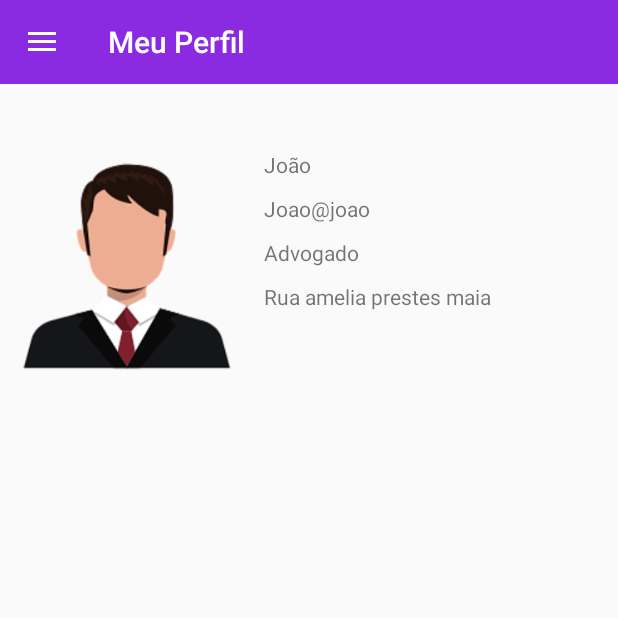
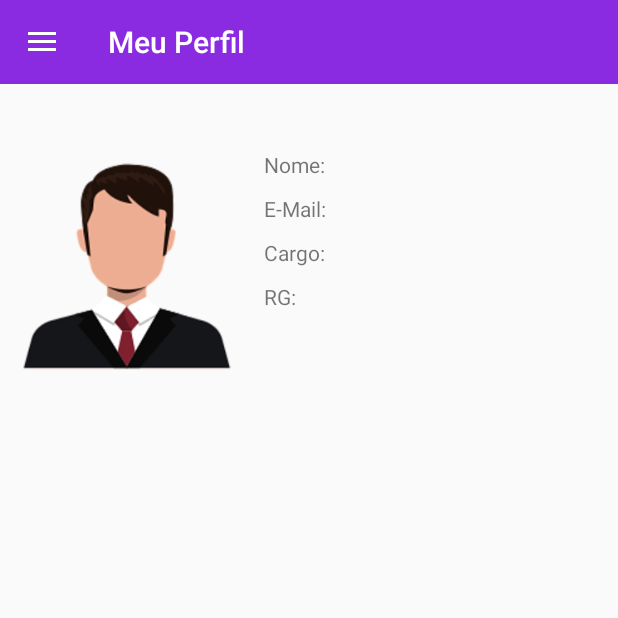
Before and after one commit to hsiq/OPE-KNOX-Mobile, an Android app: the Perfil screen opened directly, with no data from a screen before it, on a phone screen of 412 x 824 dp, the top half of it. Run offline under Robolectric (Android 15) with nearby library versions, the phone set to English and light mode, and no system bars; network calls fail.

Commit message:
arrumando perfil

```diff
--- a/app/src/main/java/com/aula/knoxope/ClienteActivity.kt
+++ b/app/src/main/java/com/aula/knoxope/ClienteActivity.kt
@@ -39,12 +39,7 @@ class ClienteActivity : AppCompatActivity() {
 
 
 
-        Picasso.with(this).load(disciplina?.foto).fit().into(imagemDisciplina,
-            object: com.squareup.picasso.Callback{
-                override fun onSuccess() {}
 
-                override fun onError() { }
-            })
     }
     override fun onOptionsItemSelected(item: MenuItem?): Boolean {
         // id do item clicado
--- a/app/src/main/java/com/aula/knoxope/Disciplina.kt
+++ b/app/src/main/java/com/aula/knoxope/Disciplina.kt
@@ -24,7 +24,7 @@ class Disciplina : Serializable {
 
 
 
-    var foto = "https://image.flaticon.com/icons/png/512/16/16480.png"
+    var foto = R.drawable.people_ic
     //var foto = "https://cdn2.iconfinder.com/data/icons/ios-7-icons/50/user_male2-512.png"
 
     override fun toString(): String {
--- a/app/src/main/java/com/aula/knoxope/ListCasoActivity.kt
+++ b/app/src/main/java/com/aula/knoxope/ListCasoActivity.kt
@@ -55,10 +55,7 @@ class ListCasoActivity : AppCompatActivity() ,  NavigationView.OnNavigationItemS
                 val intent = Intent(context, Perfil::class.java)
                 startActivityForResult(intent, 1)              }
 
-            R.id.nav_config -> {
-                val intent = Intent(context, ConfiguracaoActivity::class.java)
-                startActivityForResult(intent, 1)
-            }
+
 
             R.id.nav_cliente -> {
                 val intent = Intent(context, ListClienteActivity::class.java)
--- a/app/src/main/java/com/aula/knoxope/ListClienteActivity.kt
+++ b/app/src/main/java/com/aula/knoxope/ListClienteActivity.kt
@@ -68,10 +68,6 @@ class ListClienteActivity : AppCompatActivity(),  NavigationView.OnNavigationIte
                 val intent = Intent(context, Perfil::class.java)
                 startActivityForResult(intent, 1)              }
 
-            R.id.nav_config -> {
-                val intent = Intent(context, ConfiguracaoActivity::class.java)
-                startActivityForResult(intent, 1)
-            }
 
             R.id.nav_cliente -> {
                 val intent = Intent(context, ListClienteActivity::class.java)
--- a/app/src/main/res/layout/activity_cliente.xml
+++ b/app/src/main/res/layout/activity_cliente.xml
@@ -31,6 +31,7 @@
                         android:id="@+id/imagemDisciplina"
                         android:layout_width="150dp"
                         android:layout_height="150dp"
+                        android:src="@drawable/people_ic"
                         android:layout_gravity="center"
                         android:scaleType="center"/>
                 <View
--- a/app/src/main/res/layout/activity_perfil.xml
+++ b/app/src/main/res/layout/activity_perfil.xml
@@ -39,7 +39,7 @@
                             android:layout_width="match_parent"
                             android:layout_height="wrap_content"
                             android:layout_marginTop="10dp"
-                            android:text="João" />
+                            android:text="Nome:" />
 
                     <TextView
                             android:id="@+id/textView6"
@@ -47,7 +47,7 @@
                             android:layout_height="wrap_content"
                             android:layout_marginTop="10dp"
 
-                            android:text="Joao@joao" />
+                            android:text="E-Mail:" />
 
                     <TextView
                             android:id="@+id/textView7"
@@ -55,7 +55,7 @@
                             android:layout_height="wrap_content"
                             android:layout_marginTop="10dp"
 
-                            android:text="Advogado" />
+                            android:text="Cargo:" />
 
                     <TextView
                             android:id="@+id/textView5"
@@ -63,7 +63,7 @@
                             android:layout_height="wrap_content"
                             android:layout_marginTop="10dp"
 
-                            android:text="Rua amelia prestes maia" />
+                            android:text="RG:" />
                 </LinearLayout>
 
             </LinearLayout>
--- a/app/src/main/res/menu/menu_lateral.xml
+++ b/app/src/main/res/menu/menu_lateral.xml
@@ -17,10 +17,7 @@
                 android:icon="@drawable/caso_ic"
                 android:title="Meus casos" />
 
-        <item
-                android:id="@+id/nav_config"
-                android:icon="@drawable/ic_configuracoes_black"
-                android:title="Configurações" />
+
         <item
                 android:id="@+id/nav_sair"
                 android:icon="@drawable/exit_ic"
```
Also changed, not shown: app/src/main/java/com/aula/knoxope/Advogado.kt (added, +31 -0 lines), app/src/main/java/com/aula/knoxope/AdvogadoService.kt (added, +34 -0 lines), app/src/main/java/com/aula/knoxope/DisciplinaService.kt (+1 -14 lines), 1 other file.
